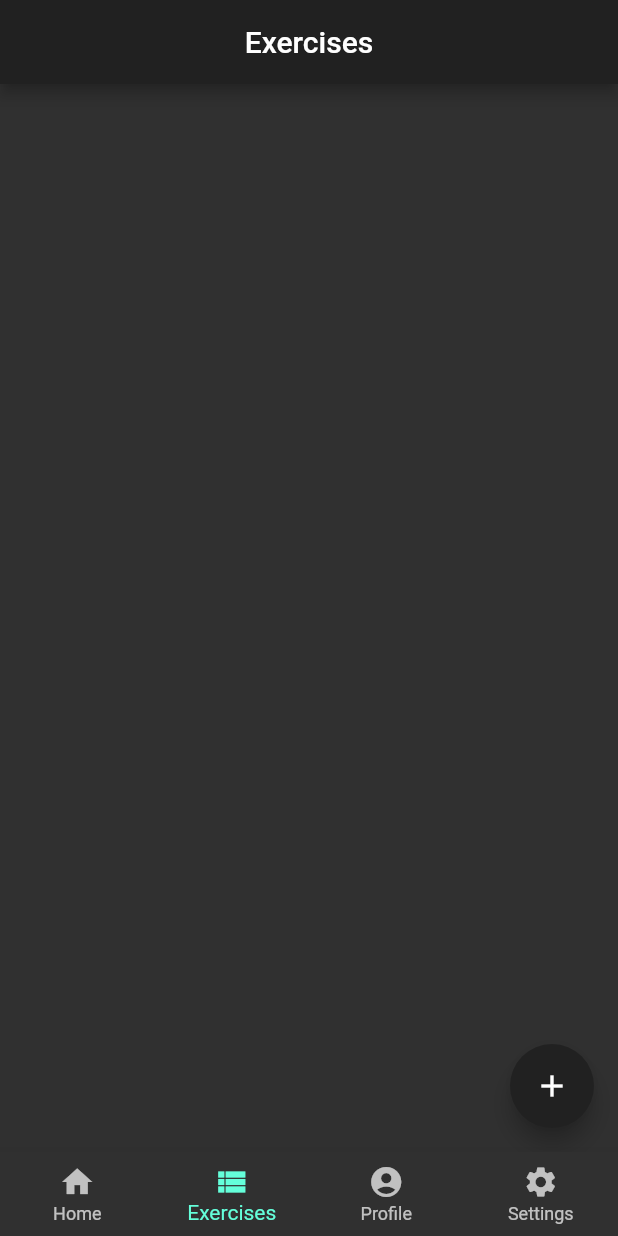
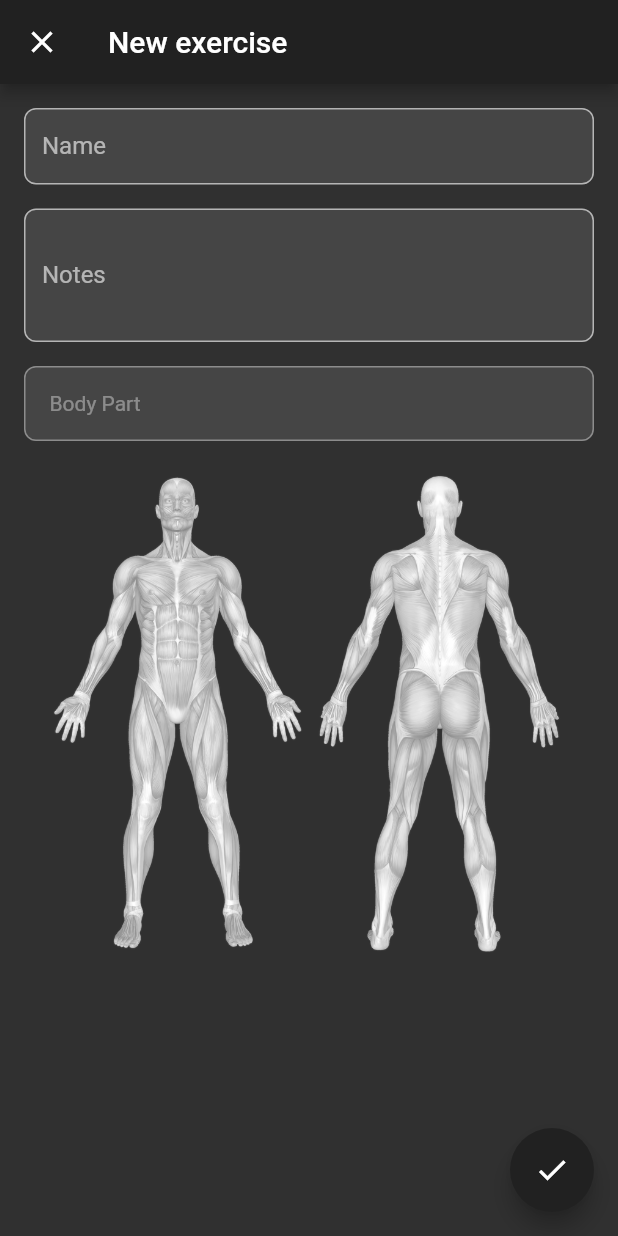
Before and after one commit to Maz47/workout_progression_tracker, a Flutter app: the screen it shows after launch, item 2 of the bottom bar chosen, after a tap on the "add" icon, on a phone screen of 412 x 824 dp. Run offline on Flutter 3.47's test engine with Material 2 defaults, Android fonts, the phone set to English and light mode, and no system bars; our stand-ins replace cloud_firestore, firebase_core, shared_preferences; accounts and stored records are empty.

Commit message:
ExerciseDetailScreen added, Firebase added

```diff
--- /dev/null
+++ b/lib/constants/body_parts.dart
@@ -0,0 +1,18 @@
+const String BODY_PART_CORE = "Core";
+const String BODY_PART_ARMS = "Arms";
+const String BODY_PART_BACK = "Back";
+const String BODY_PART_CHEST = "Chest";
+const String BODY_PART_LEGS = "Legs";
+const String BODY_PART_SHOULDERS = "Shoulders";
+const String BODY_PART_OTHER = "Other";
+
+const List<String> ALL_BODY_PARTS = [
+  BODY_PART_CORE,
+  BODY_PART_ARMS,
+  BODY_PART_BACK,
+  BODY_PART_CHEST,
+  BODY_PART_LEGS,
+  BODY_PART_SHOULDERS,
+  BODY_PART_LEGS,
+  BODY_PART_OTHER,
+];
--- a/lib/main.dart
+++ b/lib/main.dart
@@ -1,10 +1,13 @@
 import 'package:flutter/material.dart';
 import 'package:provider/provider.dart';
+import 'package:firebase_core/firebase_core.dart';
 
 import './screen_notifier.dart';
 import './theme_notifier.dart';
 
-void main() {
+void main() async {
+  WidgetsFlutterBinding.ensureInitialized();
+  await Firebase.initializeApp();
   runApp(
     MultiProvider(
       providers: [
@@ -19,7 +22,6 @@ void main() {
 }
 
 class App extends StatelessWidget {
-  const App({Key key}) : super(key: key);
 
   @override
   Widget build(BuildContext context) {
@@ -37,7 +39,8 @@ class App extends StatelessWidget {
     return BottomNavigationBar(
       currentIndex: Provider.of<ScreenNotifier>(context).currentIndex,
       type: BottomNavigationBarType.fixed,
-      onTap: (index) => Provider.of<ScreenNotifier>(context, listen: false).changeScreen(index),
+      onTap: (index) => Provider.of<ScreenNotifier>(context, listen: false)
+          .changeScreen(index),
       items: [
         BottomNavigationBarItem(
           title: Text("Home"),
--- a/lib/models/exercise.dart
+++ b/lib/models/exercise.dart
@@ -1,11 +1,38 @@
+import 'package:cloud_firestore/cloud_firestore.dart';
+
 class Exercise {
 
-  int id;
+  String docId;
   String name;
-  String description;
-  int level;
-  double weight;
+  String bodyPart;
+  String notes;
 
-  Exercise(this.id, {this.name = "", this.description = "", this.level = 0, this.weight = 0.0});
+  Exercise({this.docId = "", this.name = "", this.bodyPart = "", this.notes = ""});
 
+  toMap() {
+    return {
+      'name': name,
+      'body_part': bodyPart,
+      'notes': notes,
+    };
+  }
+
+  static Exercise fromMap(Map data) {
+    return new Exercise(
+        docId: data['id'].toString(),
+        name: data['name'].toString(),
+        bodyPart: data['body_part'].toString(),
+        notes: data['notes'].toString());
+  }
+
+  static Exercise fromDocument(DocumentSnapshot document) {
+    Exercise ex = fromMap(document.data());
+    ex.docId = document.id;
+    return ex;
+  }
+
+  @override
+  String toString() {
+    return "Exercise[docId: $docId, name: $name, bodyPart: $bodyPart, notes: $notes]";
+  }
 }
--- /dev/null
+++ b/lib/screens/exercise_detail_screen.dart
@@ -0,0 +1,275 @@
+import 'package:cloud_firestore/cloud_firestore.dart';
+import 'package:flutter/material.dart';
+import 'package:provider/provider.dart';
+import 'package:workout_progression_tracker/constants/body_parts.dart';
+
+import '../models/exercise.dart';
+import '../theme_notifier.dart';
+
+class ExerciseDetailScreen extends StatefulWidget {
+  final Exercise exercise;
+
+  const ExerciseDetailScreen({Key key, this.exercise}) : super(key: key);
+
+  @override
+  _ExerciseDetailScreenState createState() =>
+      _ExerciseDetailScreenState(exercise);
+}
+
+class _ExerciseDetailScreenState extends State<ExerciseDetailScreen> {
+  final FocusNode _nameFocus = FocusNode();
+  final FocusNode _notesFocus = FocusNode();
+  bool _isDialogOpen = false;
+  TextEditingController _nameController = new TextEditingController();
+  TextEditingController _notesController = new TextEditingController();
+  String _bodyPart = "Body Part";
+  bool _nameError = false;
+
+  final Exercise _exercise;
+
+  _ExerciseDetailScreenState(this._exercise);
+
+  @override
+  void initState() {
+    super.initState();
+    if (null != _exercise) {
+      print(_exercise);
+      _nameController.text = _exercise.name;
+      _notesController.text = _exercise.notes;
+      _bodyPart = _exercise.bodyPart;
+    }
+  }
+
+  @override
+  Widget build(BuildContext context) {
+    return Scaffold(
+      appBar: AppBar(
+        leading: IconButton(
+          icon: Icon(Icons.close, color: Colors.white),
+          onPressed: () => Navigator.of(context).pop(),
+        ),
+        title: Text((null == _exercise) ? "New exercise" : "Update exercise"),
+      ),
+      body: Stack(
+        children: [
+          _buildInputScroll(context),
+          if (_isDialogOpen) _buildBodyPartPickerDialog(context),
+        ],
+      ),
+      floatingActionButton: FloatingActionButton(
+        onPressed: () {
+          String name = _nameController.text;
+          if (name.isEmpty) {
+            setState(() {
+              _nameError = true;
+            });
+          } else {
+            setState(() {
+              _nameError = false;
+            });
+            String notes = _notesController.text;
+            Exercise exercise = new Exercise(name: name, bodyPart: _bodyPart, notes: notes);
+            if (null == _exercise) {
+              FirebaseFirestore.instance
+                .collection('exercises')
+                .add(exercise.toMap())
+                .then((value) => Navigator.pop(context))
+                .catchError((error) => print("Failed to add exercise: $error"));
+            } else {
+              FirebaseFirestore.instance
+                .collection('exercises')
+                .doc(_exercise.docId)
+                .update(exercise.toMap())
+                .then((value) => Navigator.pop(context))
+                .catchError((error) => print("Failed to update exercise: $error"));
+            }
+          }
+        },
+        backgroundColor:
+            Provider.of<ThemeNotifier>(context).currentTheme.data.primaryColor,
+        child: Icon(
+          Icons.check,
+          color: Colors.white,
+        ),
+      ),
+    );
+  }
+
+  Widget _buildInputScroll(BuildContext context) {
+    return SingleChildScrollView(
+      child: Padding(
+        padding: EdgeInsets.all(16.0),
+        child: Column(
+          crossAxisAlignment: CrossAxisAlignment.center,
+          mainAxisAlignment: MainAxisAlignment.start,
+          mainAxisSize: MainAxisSize.max,
+          children: [
+            _buildNameTextField(context),
+            SizedBox(
+              height: 16.0,
+            ),
+            _buildNotesTextField(context),
+            SizedBox(
+              height: 16.0,
+            ),
+            _buildBodyPartPicker(context),
+            SizedBox(
+              height: 16.0,
+            ),
+            _buildBodyPartDisplay(context),
+          ],
+        ),
+      ),
+    );
+  }
+
+  Widget _buildNameTextField(BuildContext context) {
+    return TextField(
+      focusNode: _nameFocus,
+      decoration: InputDecoration(
+        labelText: "Name",
+        filled: true,
+        border: OutlineInputBorder(
+          borderRadius: BorderRadius.circular(8.0),
+        ),
+        focusColor:
+            Provider.of<ThemeNotifier>(context).currentTheme.data.accentColor,
+        isDense: true,
+        errorText: _nameError ? "Name has to be defined!" : null,
+      ),
+      controller: _nameController,
+      textInputAction: TextInputAction.next,
+      cursorColor:
+          Provider.of<ThemeNotifier>(context).currentTheme.data.accentColor,
+      onSubmitted: (term) {
+        _nameFocus.unfocus();
+        FocusScope.of(context).requestFocus(_notesFocus);
+        setState(() {
+          _nameError = _nameController.text.isEmpty;
+        });
+      },
+    );
+  }
+
+  Widget _buildNotesTextField(BuildContext context) {
+    return TextField(
+      focusNode: _notesFocus,
+      decoration: InputDecoration(
+        labelText: "Notes",
+        filled: true,
+        border: OutlineInputBorder(
+          borderRadius: BorderRadius.circular(8.0),
+        ),
+        focusColor:
+            Provider.of<ThemeNotifier>(context).currentTheme.data.accentColor,
+        isDense: true,
+      ),
+      controller: _notesController,
+      minLines: 3,
+      maxLines: 3,
+      cursorColor:
+          Provider.of<ThemeNotifier>(context).currentTheme.data.accentColor,
+    );
+  }
+
+  Widget _buildBodyPartPicker(BuildContext context) {
+    return InkWell(
+      onTap: () {
+        setState(() {
+          _nameFocus.unfocus();
+          _notesFocus.unfocus();
+          _isDialogOpen = true;
+        });
+      },
+      child: Container(
+        decoration: BoxDecoration(
+          borderRadius: BorderRadius.circular(8.0),
+          border: Border.all(
+            color: Colors.white38,
+          ),
+          color: Colors.white10,
+        ),
+        child: Padding(
+          padding: const EdgeInsets.all(16.0),
+          child: Row(
+            children: [
+              Text(
+                _bodyPart,
+                style: TextStyle(
+                  color: Colors.white38,
+                  fontWeight: FontWeight.w400,
+                ),
+              ),
+            ],
+          ),
+        ),
+      ),
+    );
+  }
+
+  Widget _buildBodyPartDisplay(BuildContext context) {
+    return Container(
+      height: 500,
+      child: Image.asset(
+        getImageAsset(),
+        alignment: Alignment.topCenter,
+      ),
+    );
+  }
+
+  String getImageAsset() {
+    String result = "assets/muscle_body.png";
+    switch (_bodyPart) {
+      case BODY_PART_CORE:
+        result = "assets/muscle_body_abs.png";
+        break;
+      case BODY_PART_ARMS:
+        result = "assets/muscle_body_arms.png";
+        break;
+      case BODY_PART_BACK:
+        result = "assets/muscle_body_back.png";
+        break;
+      case BODY_PART_CHEST:
+        result = "assets/muscle_body_chest.png";
+        break;
+      case BODY_PART_LEGS:
+        result = "assets/muscle_body_legs.png";
+        break;
+      case BODY_PART_SHOULDERS:
+        result = "assets/muscle_body_shoulders.png";
+        break;
+    }
+    return result;
+  }
+
+  Widget _buildBodyPartPickerDialog(BuildContext context) {
+    return Center(
+      child: Padding(
+        padding: const EdgeInsets.symmetric(horizontal: 30, vertical: 200),
+        child: Card(
+          elevation: 8.0,
+          child: Padding(
+            padding: const EdgeInsets.all(8.0),
+            child: ListView.builder(
+              itemCount: ALL_BODY_PARTS.length,
+              itemBuilder: (BuildContext context, int index) {
+                return RadioListTile(
+                  selected: (_bodyPart == ALL_BODY_PARTS[index]),
+                  groupValue: _bodyPart,
+                  value: ALL_BODY_PARTS[index],
+                  onChanged: (value) {
+                    setState(() {
+                      _bodyPart = value;
+                      _isDialogOpen = false;
+                    });
+                  },
+                  title: Text(ALL_BODY_PARTS[index]),
+                );
+              },
+            ),
+          ),
+        ),
+      ),
+    );
+  }
+}
--- a/lib/screens/exercises_screen.dart
+++ b/lib/screens/exercises_screen.dart
@@ -1,7 +1,10 @@
+import 'package:cloud_firestore/cloud_firestore.dart';
 import 'package:flutter/material.dart';
 import 'package:provider/provider.dart';
 
+import '../models/exercise.dart';
 import '../theme_notifier.dart';
+import 'exercise_detail_screen.dart';
 
 class ExercisesScreen extends StatelessWidget {
   @override
@@ -11,11 +14,58 @@ class ExercisesScreen extends StatelessWidget {
         title: Text("Exercises"),
         centerTitle: true,
       ),
+      body: _buildExercisesList(context),
       floatingActionButton: FloatingActionButton(
-        backgroundColor: Provider.of<ThemeNotifier>(context).currentTheme.data.primaryColor,
-        onPressed: () => {},
+        backgroundColor:
+            Provider.of<ThemeNotifier>(context).currentTheme.data.primaryColor,
+        onPressed: () => {
+          Navigator.push(
+            context,
+            MaterialPageRoute(
+              builder: (BuildContext context) => ExerciseDetailScreen(),
+            ),
+          ),
+        },
         child: Icon(Icons.add, color: Colors.white),
       ),
     );
   }
+
+  _buildExercisesList(BuildContext context) {
+    CollectionReference users =
+        FirebaseFirestore.instance.collection('exercises');
+
+    return StreamBuilder<QuerySnapshot>(
+      stream: users.snapshots(),
+      builder: (BuildContext context, AsyncSnapshot<QuerySnapshot> snapshot) {
+        if (snapshot.hasError) {
+          return Text('Something went wrong');
+        }
+
+        if (snapshot.connectionState == ConnectionState.waiting) {
+          return Text("Loading");
+        }
+
+        return new ListView(
+          children: snapshot.data.docs.map((DocumentSnapshot document) {
+            Exercise ex = Exercise.fromDocument(document);
+            return new ListTile(
+              onTap: () {
+                Navigator.push(
+                  context,
+                  MaterialPageRoute(
+                    builder: (context) => ExerciseDetailScreen(
+                      exercise: ex,
+                    ),
+                  ),
+                );
+              },
+              title: new Text(ex.name + " - " + ex.bodyPart),
+              subtitle: new Text(ex.notes),
+            );
+          }).toList(),
+        );
+      },
+    );
+  }
 }
```
Also changed, not shown: pubspec.yaml (+7 -0 lines), assets/muscle_body.png (added), assets/muscle_body_abs.png (added), assets/muscle_body_abs_front.png (added), assets/muscle_body_arms.png (added), assets/muscle_body_back.png (added), assets/muscle_body_chest.png (added), assets/muscle_body_legs.png (added), assets/muscle_body_shoulders.png (added), pubspec.lock, 8 other files.
